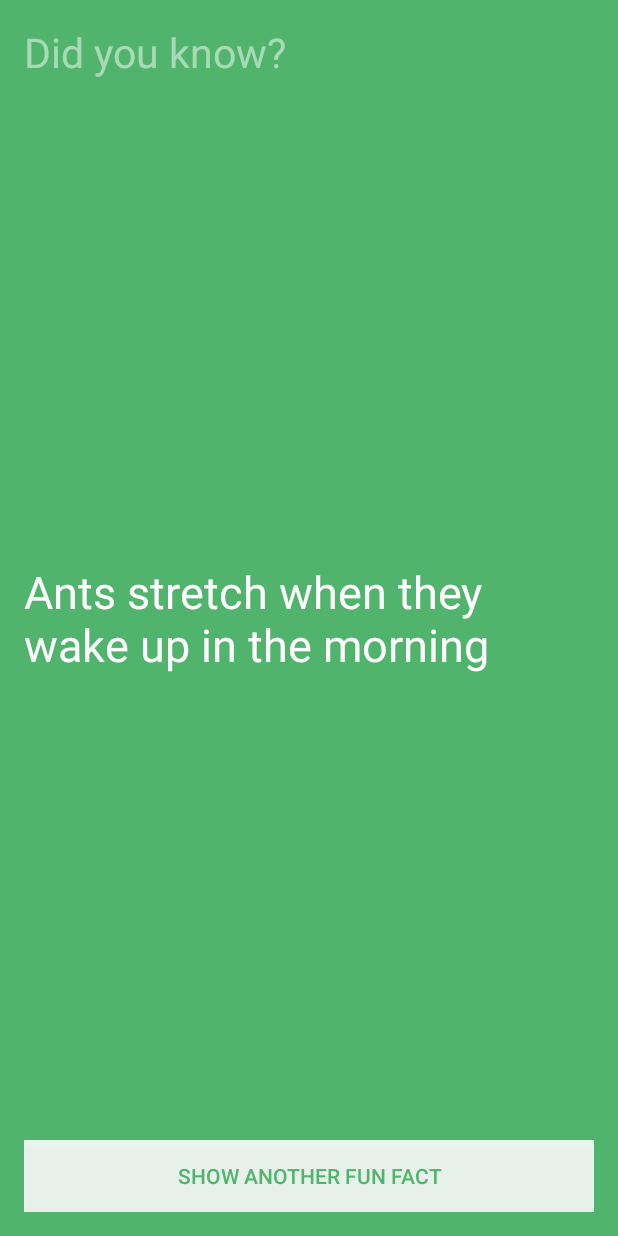
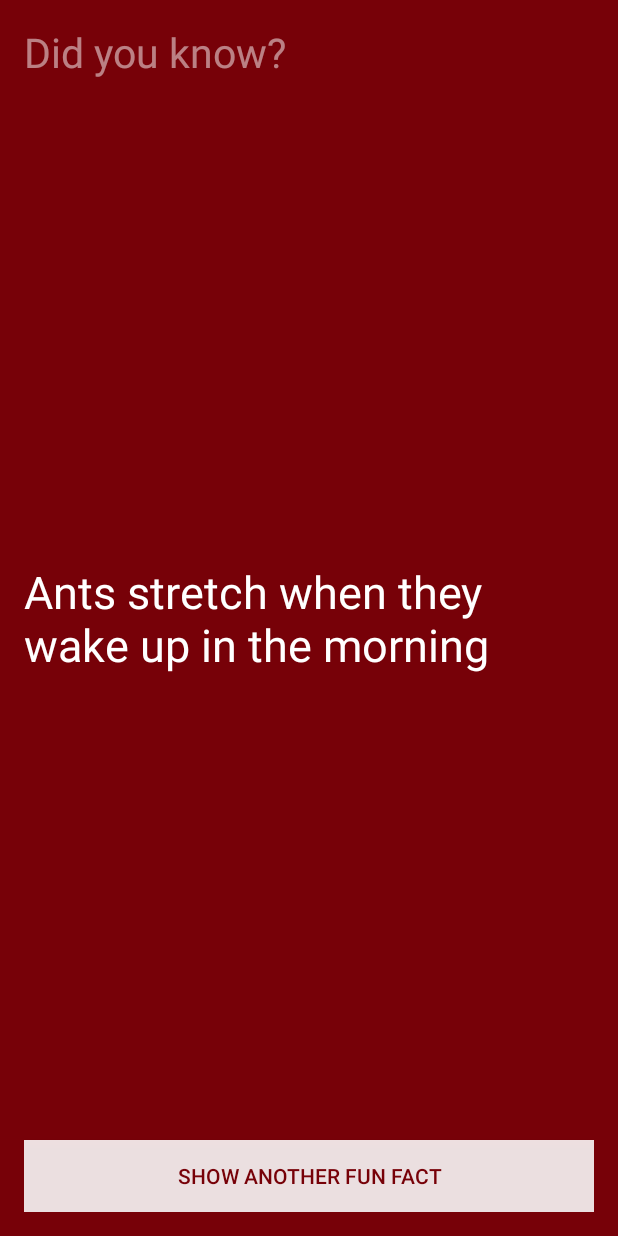
Before and after one commit to missgeekbunny/FunFacts, an Android app: the layout activity_fun_facts.xml on its own in the app's theme, with its tools: preview values and no code run, on a phone screen of 412 x 824 dp. Run offline under Robolectric (Android 15) with nearby library versions, the phone set to English and light mode, and no system bars.

Commit message:
Change colors, add custom font, and other minor fixes

```diff
--- a/app/build.gradle
+++ b/app/build.gradle
@@ -22,5 +22,6 @@ android {
 dependencies {
     compile fileTree(dir: 'libs', include: ['*.jar'])
     testCompile 'junit:junit:4.12'
-    compile 'com.android.support:appcompat-v7:23.1.1'
+    compile ('com.android.support:appcompat-v7:23.1.1')
+    compile ('uk.co.chrisjenx:calligraphy:2.1.0')
 }
--- a/app/src/main/res/layout/activity_fun_facts.xml
+++ b/app/src/main/res/layout/activity_fun_facts.xml
@@ -10,7 +10,7 @@
     android:paddingTop="@dimen/activity_vertical_margin"
     android:id="@+id/relativeLayout"
     tools:context="com.missgeekbunny.funfacts.FunFactsActivity"
-    android:background="#51b46d">
+    android:background="#770108">
 
     <TextView
         android:layout_width="wrap_content"
@@ -21,7 +21,10 @@
         android:textColor="#80ffffff"
         android:layout_alignParentTop="true"
         android:layout_alignParentLeft="true"
-        android:layout_alignParentStart="true"/>
+        android:layout_alignParentStart="true"
+        android:layout_alignParentEnd="true"
+        android:layout_centerHorizontal="true"
+        fontPath="fonts/VarelaRound-Regular.ttf"/>
 
     <TextView
         android:layout_width="wrap_content"
@@ -32,7 +35,9 @@
         android:layout_centerVertical="true"
         android:layout_alignParentLeft="true"
         android:layout_alignParentStart="true"
-        android:textColor="@android:color/white"/>
+        android:textColor="@android:color/white"
+        fontPath="fonts/VarelaRound-Regular.ttf"/>
+
 
     <Button
         android:layout_width="wrap_content"
@@ -41,7 +46,7 @@
         android:id="@+id/showFactButton"
         android:clickable="true"
         android:background="#dfffffff"
-        android:textColor="#51b46d"
+        android:textColor="#770108"
         android:ellipsize="middle"
         android:enabled="true"
         android:focusable="false"
@@ -50,6 +55,8 @@
         android:layout_alignParentEnd="true"
         android:layout_alignParentLeft="true"
         android:layout_alignParentStart="true"
-        android:layout_alignParentBottom="true"/>
+        android:layout_alignParentBottom="true"
+        fontPath="fonts/VarelaRound-Regular.ttf"/>
+
 
 </RelativeLayout>
```
Also changed, not shown: app/src/main/java/com/missgeekbunny/funfacts/ColorWheel.java (+13 -17 lines), app/src/main/java/com/missgeekbunny/funfacts/FunFactsActivity.java (+12 -0 lines), app/src/main/assets/fonts/VarelaRound-Regular.ttf (added), app/src/main/ic_launcher-web.png (added), app/src/main/res/mipmap-hdpi/ic_launcher.png, app/src/main/res/mipmap-mdpi/ic_launcher.png, app/src/main/res/mipmap-xhdpi/ic_launcher.png, app/src/main/res/mipmap-xxhdpi/ic_launcher.png, app/src/main/res/mipmap-xxxhdpi/ic_launcher.png, 1 other file.
